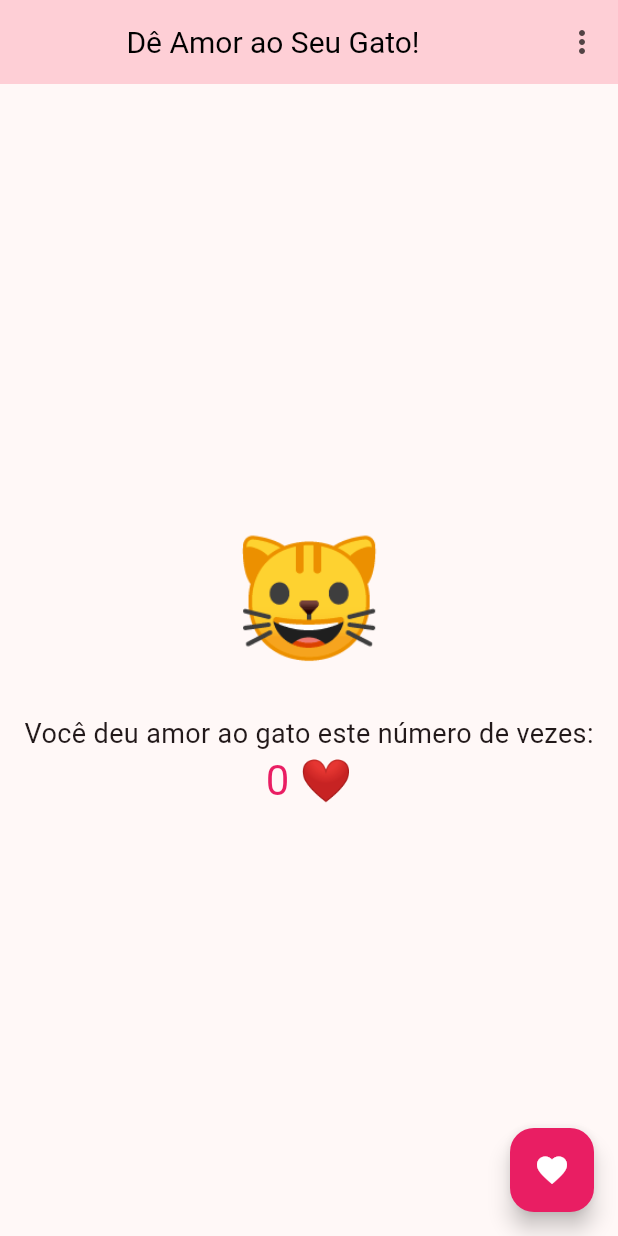
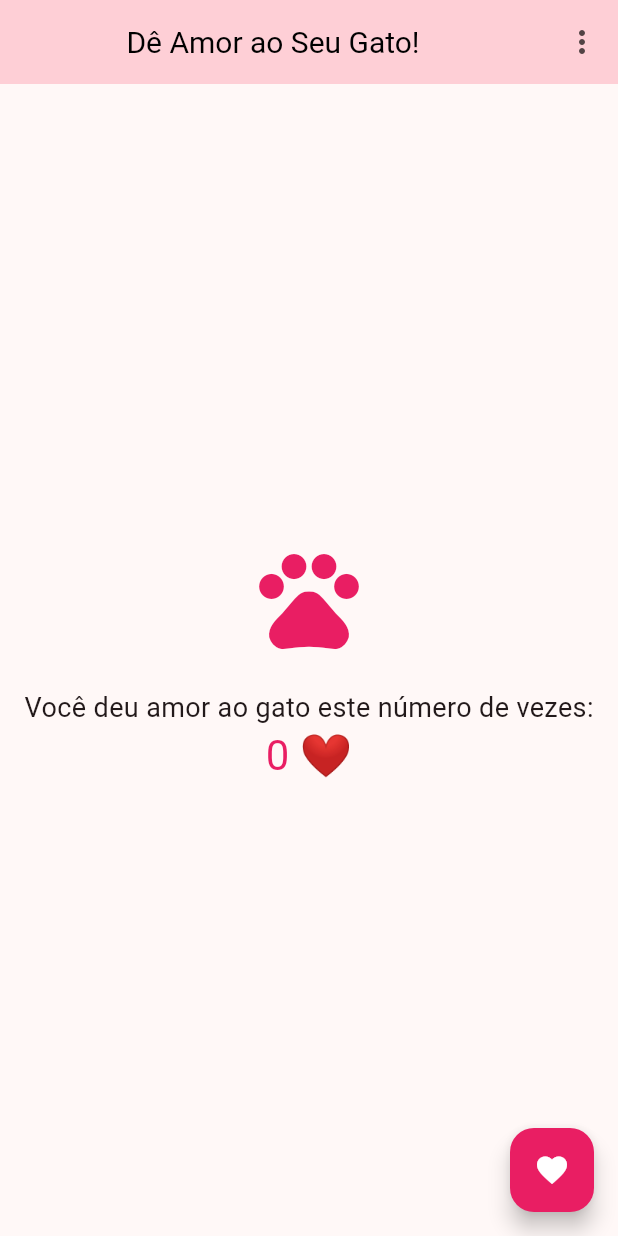
Before and after one commit to avrilstihler/contador-de-amor, a Flutter app: the screen it shows after launch, on a phone screen of 412 x 824 dp. Run offline on Flutter 3.47's test engine with Material 3 defaults, Android fonts, the phone set to English and light mode, and no system bars.

Commit message:
Update main.dart

```diff
--- a/lib/main.dart
+++ b/lib/main.dart
@@ -102,9 +102,10 @@ class _MyHomePageState extends State<MyHomePage> {
         child: Column(
           mainAxisAlignment: MainAxisAlignment.center,
           children: <Widget>[
-            const Text(
-              '🐱', // Emoji de gato
-              style: TextStyle(fontSize: 80),
+            const Icon(
+              Icons.pets,
+              size: 80,
+              color: Colors.pink,
             ),
             const SizedBox(height: 20),
             const Text(
```
